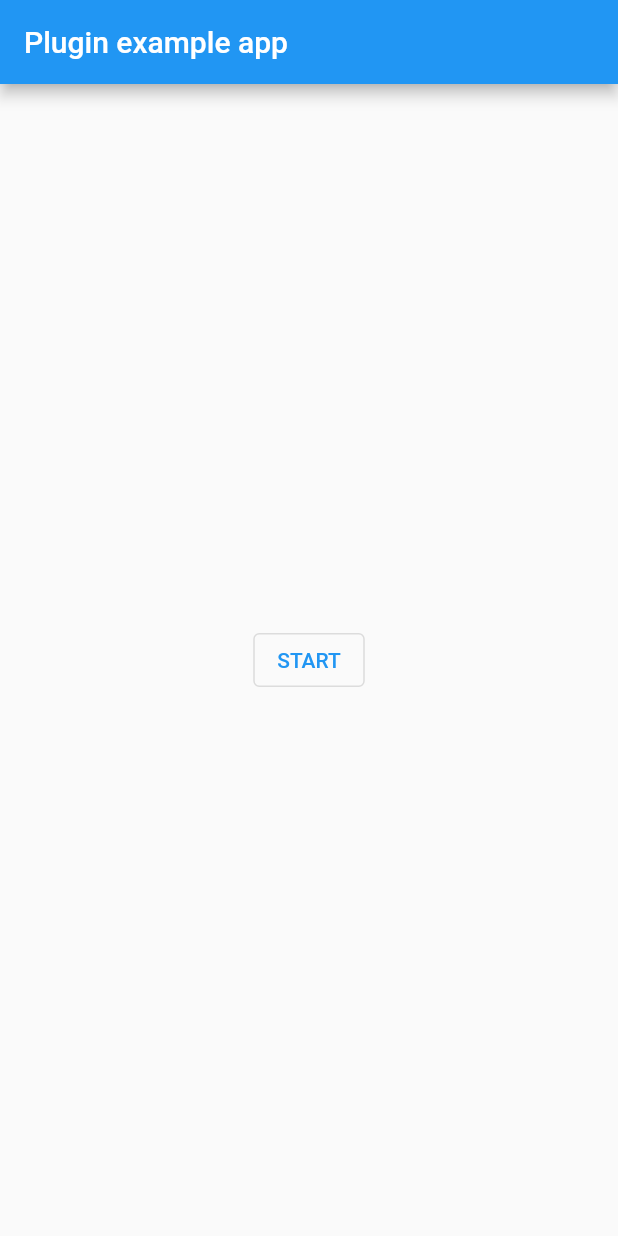
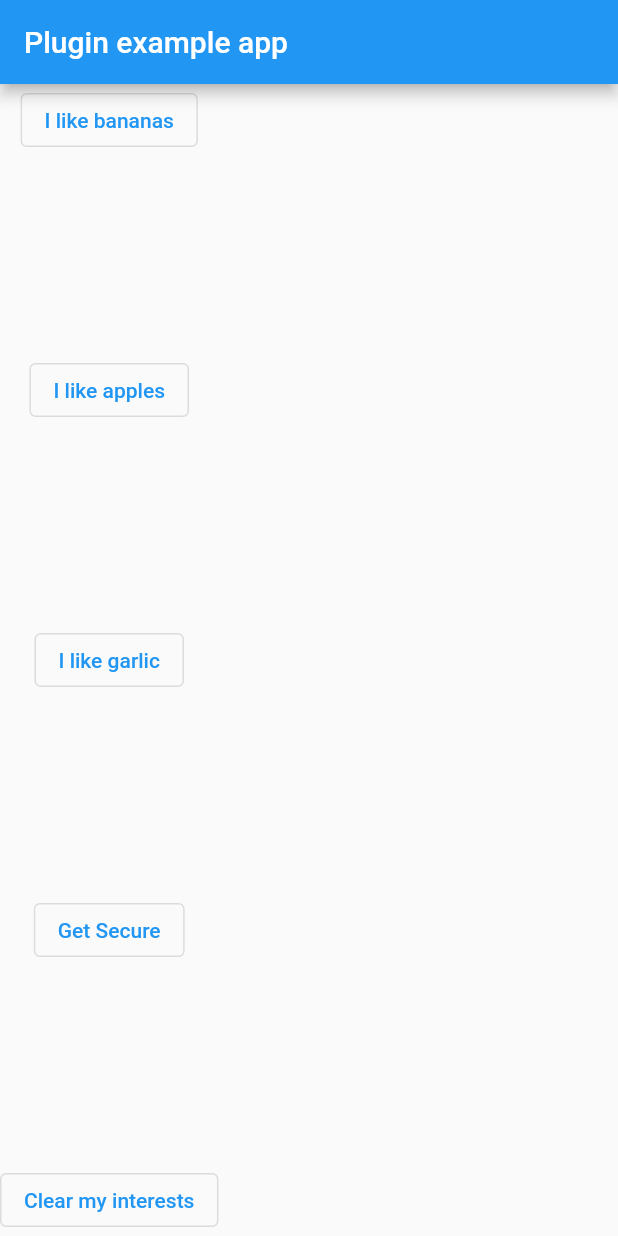
Before and after one commit to taseenappdevs/push-notifications-flutter, a Flutter app: the screen it shows after launch, on a phone screen of 412 x 824 dp. Run offline on Flutter 3.47's test engine with Material 2 defaults, Android fonts, the phone set to English and light mode, and no system bars; our stand-ins replace js, plugin_platform_interface; missing offline and left inert: dart:html; statements that could not run were skipped.

Commit message:
feat: an example application

```diff
--- a/packages/pusher_beams/example/lib/main.dart
+++ b/packages/pusher_beams/example/lib/main.dart
@@ -1,13 +1,12 @@
 import 'package:flutter/foundation.dart';
 import 'package:flutter/material.dart';
-import 'dart:async';
 
 import 'package:pusher_beams/pusher_beams.dart';
 
 void main() async {
   runApp(const MyApp());
 
-  await PusherBeams.instance.start('fe8d1a3b-49f8-4375-a278-a49e6bb7f020');
+  await PusherBeams.instance.start('YOUR INSTANCE ID'); // Supply your own instanceId
 }
 
 class MyApp extends StatefulWidget {
@@ -23,13 +22,37 @@ class _MyAppState extends State<MyApp> {
   initState() {
     super.initState();
 
-    testInterestsChanges();
+    initPusherBeams();
   }
 
-  testInterestsChanges() async {
+  getSecure() async {
+    final BeamsAuthProvider provider = BeamsAuthProvider()
+      ..authUrl = 'https://some-auth-url.com/secure'
+      ..headers = {
+        'Content-Type': 'application/json'
+      }
+      ..queryParams = {
+        'page': '1'
+      }
+      ..credentials = 'omit';
+
+    await PusherBeams.instance.setUserId('THIS IS AN USER ID', provider, (error) => {
+      if (error != null) {
+        print(error)
+      }
+
+      // Success! Do something...
+    });
+  }
+
+  initPusherBeams() async {
+    // Let's see our current interests
+    print(await PusherBeams.instance.getDeviceInterests());
+
+    // This is not intented to use in web
     if (!kIsWeb) {
       await PusherBeams.instance.onInterestChanges((interests) => {
-        print('Interests change: $interests')
+        print('Interests: $interests')
       });
     }
   }
@@ -41,14 +64,49 @@ class _MyAppState extends State<MyApp> {
         appBar: AppBar(
           title: const Text('Plugin example app'),
         ),
-        body: Center(
-          child: OutlinedButton(
-            onPressed: () async {
-              await PusherBeams.instance.clearDeviceInterests();
-              await PusherBeams.instance.addDeviceInterest('debug0-hello');
-            },
-            child: const Text('START'),
-          ),
+        body: Column(
+          mainAxisAlignment: MainAxisAlignment.spaceBetween,
+          crossAxisAlignment: CrossAxisAlignment.center,
+          children: [
+            OutlinedButton(
+              onPressed: () async {
+                await PusherBeams.instance.addDeviceInterest('bananas');
+              },
+              child: const Text(
+                'I like bananas'
+              )
+            ),
+            OutlinedButton(
+                onPressed: () async {
+                  await PusherBeams.instance.addDeviceInterest('apples');
+                },
+                child: const Text(
+                    'I like apples'
+                )
+            ),
+            OutlinedButton(
+                onPressed: () async {
+                  await PusherBeams.instance.addDeviceInterest('garlic');
+                },
+                child: const Text(
+                    'I like garlic'
+                )
+            ),
+            OutlinedButton(
+                onPressed: getSecure,
+                child: const Text(
+                    'Get Secure'
+                )
+            ),
+            OutlinedButton(
+                onPressed: () async {
+                  await PusherBeams.instance.clearDeviceInterests();
+                },
+                child: const Text(
+                    'Clear my interests'
+                )
+            )
+          ],
         ),
       ),
     );
```
